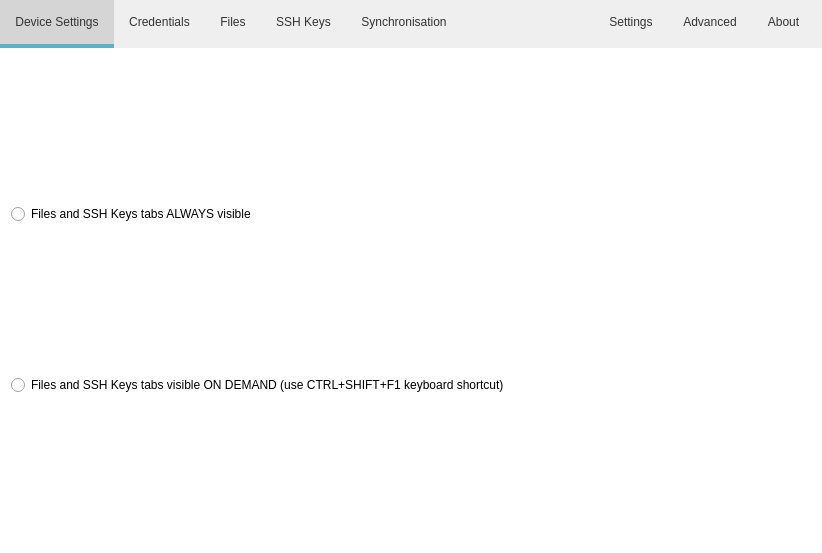
mooltipass/moolticute, file src/MainWindow.ui: the form before one commit.
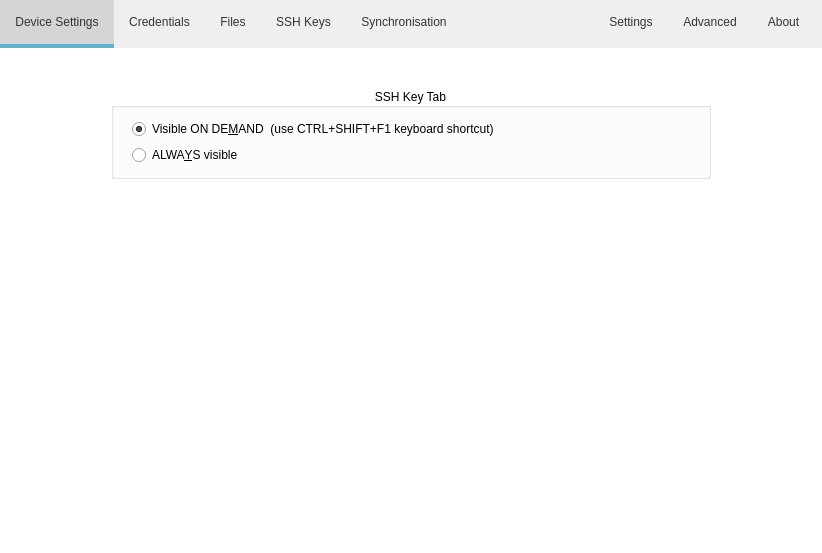
The form after the commit. The open tabs and pages were chosen to show the change. Icons and pictures are not drawn. Custom widgets are drawn as their Qt base class.

Commit message: Set the files tab visible by default and keep the ssh keys tabs visible on demand or allways behaviour

What changed in the file:
```diff
--- a/src/MainWindow.ui
+++ b/src/MainWindow.ui
@@ -2421,18 +2421,64 @@
       </widget>
       <widget class="QWidget" name="pageAdvanced">
        <layout class="QGridLayout" name="gridLayout">
-        <item row="0" column="0">
-         <widget class="QRadioButton" name="radioButtonFilesAndSSHKeysTabsAlwaysVisible">
-          <property name="text">
-           <string>Files and SSH Keys tabs ALWAYS visible</string>
-          </property>
-         </widget>
-        </item>
+        <property name="leftMargin">
+         <number>80</number>
+        </property>
+        <property name="topMargin">
+         <number>40</number>
+        </property>
+        <property name="rightMargin">
+         <number>80</number>
+        </property>
         <item row="1" column="0">
-         <widget class="QRadioButton" name="radioButtonTabsAndSSHKeyTabsVisibleOnDemand">
-          <property name="text">
-           <string>Files and SSH Keys tabs visible ON DEMAND (use CTRL+SHIFT+F1 keyboard shortcut)</string>
+         <spacer name="verticalSpacer_18">
+          <property name="orientation">
+           <enum>Qt::Vertical</enum>
           </property>
+          <property name="sizeHint" stdset="0">
+           <size>
+            <width>20</width>
+            <height>40</height>
+           </size>
+          </property>
+         </spacer>
+        </item>
+        <item row="0" column="0">
+         <widget class="QGroupBox" name="groupBox_SSH">
+          <property name="maximumSize">
+           <size>
+            <width>600</width>
+            <height>16777215</height>
+           </size>
+          </property>
+          <property name="title">
+           <string>SSH Key Tab</string>
+          </property>
+          <property name="alignment">
+           <set>Qt::AlignCenter</set>
+          </property>
+          <layout class="QVBoxLayout" name="verticalLayout_24">
+           <property name="leftMargin">
+            <number>18</number>
+           </property>
+           <item>
+            <widget class="QRadioButton" name="radioButtonSSHTabOnDemand">
+             <property name="text">
+              <string>Visible ON DE&amp;MAND  (use CTRL+SHIFT+F1 keyboard shortcut)</string>
+             </property>
+             <property name="checked">
+              <bool>true</bool>
+             </property>
+            </widget>
+           </item>
+           <item>
+            <widget class="QRadioButton" name="radioButtonSSHTabAlways">
+             <property name="text">
+              <string>ALWA&amp;YS visible</string>
+             </property>
+            </widget>
+           </item>
+          </layout>
          </widget>
         </item>
        </layout>
```
Left out of the diff: 6 changed lines with no effect on the pictures. The commit also changes 2 other files.
